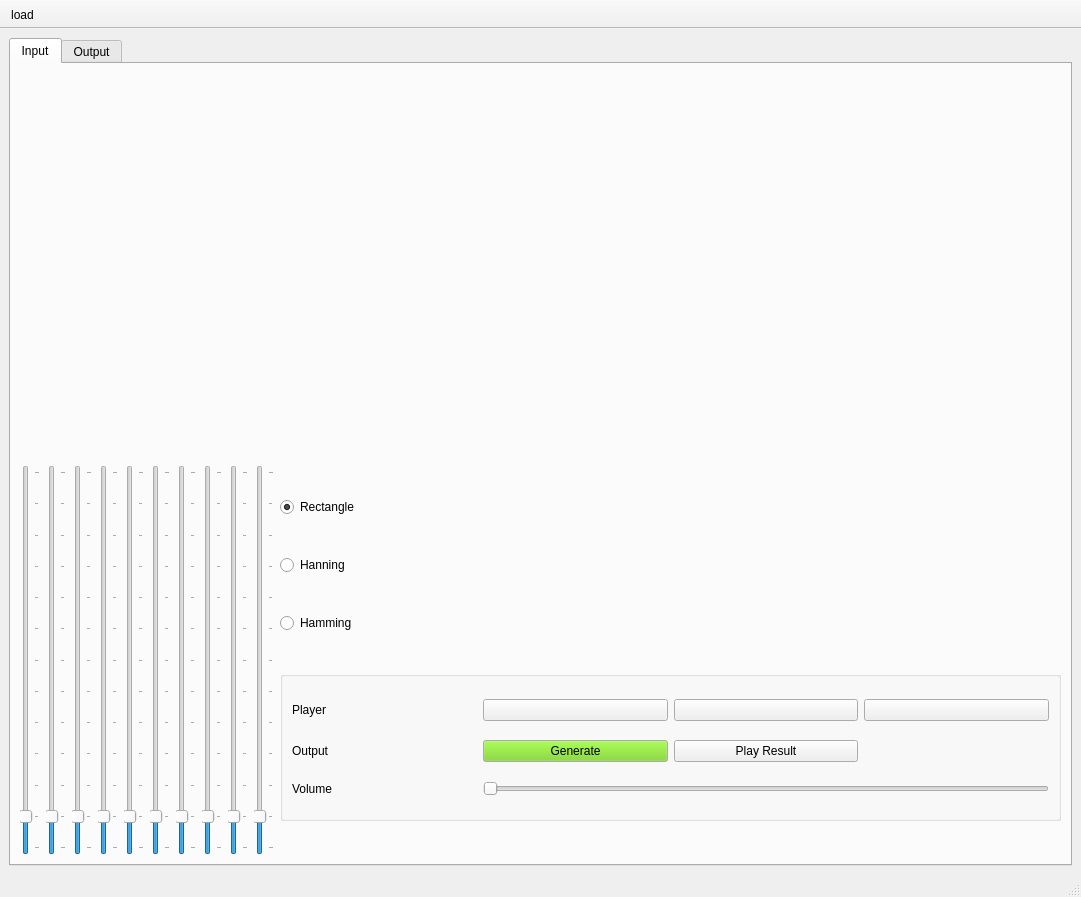
First picture: the form in Task2/testGUI.ui, repository Ahmad-Abdalmageed/DSP_tasks-, before the edit.
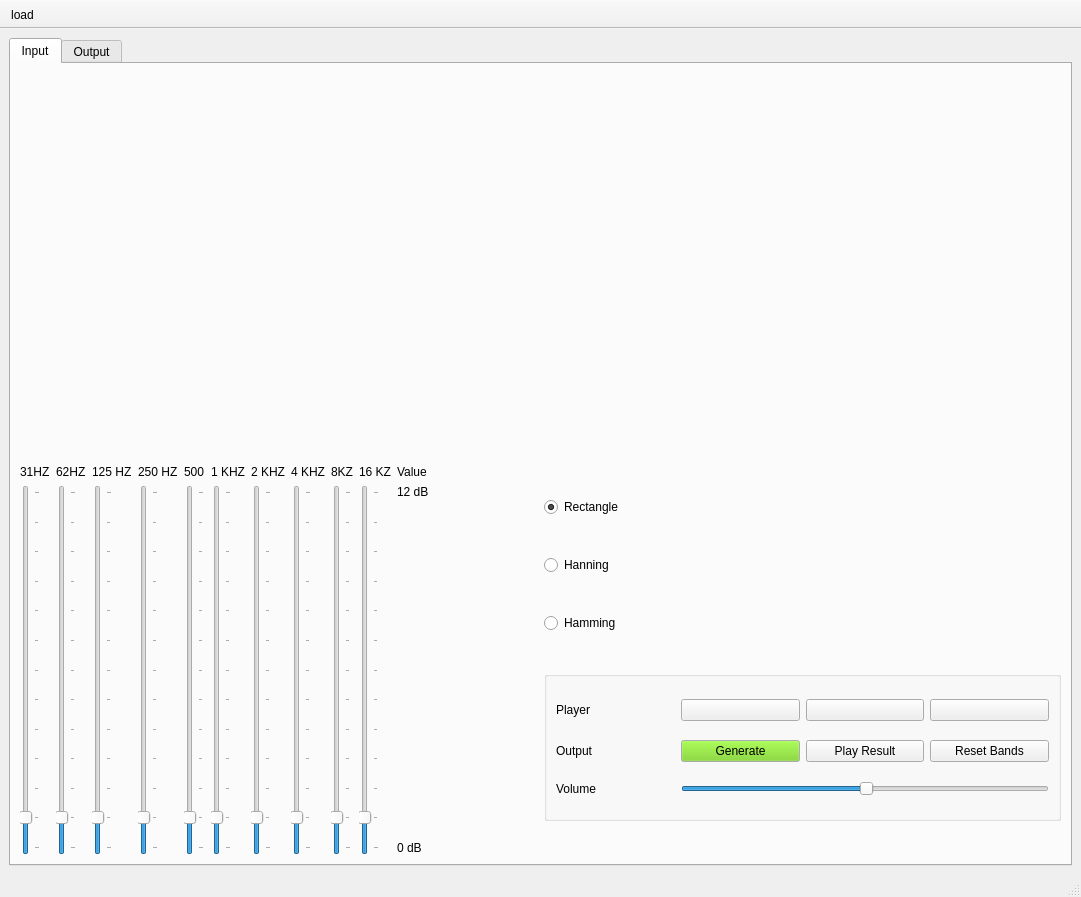
Second picture: the form after the edit. Icons and pictures are not drawn. Custom widgets are drawn as their Qt base class.

Commit message: added threads--beta and updated ui

Patch:
```diff
--- a/Task2/testGUI.ui
+++ b/Task2/testGUI.ui
@@ -59,9 +59,9 @@
        </attribute>
        <layout class="QGridLayout" name="gridLayout_4">
         <item row="2" column="0">
-         <layout class="QHBoxLayout" name="horizontalLayout_3">
-          <item>
-           <widget class="mySlider" name="verticalSlider">
+         <layout class="QGridLayout" name="gridLayout_5">
+          <item row="1" column="6">
+           <widget class="mySlider" name="verticalSlider_7">
             <property name="minimumSize">
              <size>
               <width>0</width>
@@ -80,6 +80,9 @@
             <property name="sliderPosition">
              <number>1</number>
             </property>
+            <property name="tracking">
+             <bool>true</bool>
+            </property>
             <property name="orientation">
              <enum>Qt::Vertical</enum>
             </property>
@@ -91,7 +94,14 @@
             </property>
            </widget>
           </item>
-          <item>
+          <item row="0" column="10">
+           <widget class="QLabel" name="label_14">
+            <property name="text">
+             <string>Value</string>
+            </property>
+           </widget>
+          </item>
+          <item row="1" column="1">
            <widget class="mySlider" name="verticalSlider_2">
             <property name="minimumSize">
              <size>
@@ -125,8 +135,8 @@
             </property>
            </widget>
           </item>
-          <item>
-           <widget class="mySlider" name="verticalSlider_3">
+          <item row="1" column="0">
+           <widget class="mySlider" name="verticalSlider">
             <property name="minimumSize">
              <size>
               <width>0</width>
@@ -145,9 +155,6 @@
             <property name="sliderPosition">
              <number>1</number>
             </property>
-            <property name="tracking">
-             <bool>true</bool>
-            </property>
             <property name="orientation">
              <enum>Qt::Vertical</enum>
             </property>
@@ -159,7 +166,7 @@
             </property>
            </widget>
           </item>
-          <item>
+          <item row="1" column="3">
            <widget class="mySlider" name="verticalSlider_4">
             <property name="minimumSize">
              <size>
@@ -193,109 +200,7 @@
             </property>
            </widget>
           </item>
-          <item>
-           <widget class="mySlider" name="verticalSlider_5">
-            <property name="minimumSize">
-             <size>
-              <width>0</width>
-              <height>0</height>
-             </size>
-            </property>
-            <property name="minimum">
-             <number>0</number>
-            </property>
-            <property name="maximum">
-             <number>12</number>
-            </property>
-            <property name="pageStep">
-             <number>1</number>
-            </property>
-            <property name="sliderPosition">
-             <number>1</number>
-            </property>
-            <property name="tracking">
-             <bool>true</bool>
-            </property>
-            <property name="orientation">
-             <enum>Qt::Vertical</enum>
-            </property>
-            <property name="tickPosition">
-             <enum>QSlider::TicksBelow</enum>
-            </property>
-            <property name="tickInterval">
-             <number>1</number>
-            </property>
-           </widget>
-          </item>
-          <item>
-           <widget class="mySlider" name="verticalSlider_6">
-            <property name="minimumSize">
-             <size>
-              <width>0</width>
-              <height>0</height>
-             </size>
-            </property>
-            <property name="minimum">
-             <number>0</number>
-            </property>
-            <property name="maximum">
-             <number>12</number>
-            </property>
-            <property name="pageStep">
-             <number>1</number>
-            </property>
-            <property name="sliderPosition">
-             <number>1</number>
-            </property>
-            <property name="tracking">
-             <bool>true</bool>
-            </property>
-            <property name="orientation">
-             <enum>Qt::Vertical</enum>
-            </property>
-            <property name="tickPosition">
-             <enum>QSlider::TicksBelow</enum>
-            </property>
-            <property name="tickInterval">
-             <number>1</number>
-            </property>
-           </widget>
-          </item>
-          <item>
-           <widget class="mySlider" name="verticalSlider_7">
-            <property name="minimumSize">
-             <size>
-              <width>0</width>
-              <height>0</height>
-             </size>
-            </property>
-            <property name="minimum">
-             <number>0</number>
-            </property>
-            <property name="maximum">
-             <number>12</number>
-            </property>
-            <property name="pageStep">
-             <number>1</number>
-            </property>
-            <property name="sliderPosition">
-             <number>1</number>
-            </property>
-            <property name="tracking">
-             <bool>true</bool>
-            </property>
-            <property name="orientation">
-             <enum>Qt::Vertical</enum>
-            </property>
-            <property name="tickPosition">
-             <enum>QSlider::TicksBelow</enum>
-            </property>
-            <property name="tickInterval">
-             <number>1</number>
-            </property>
-           </widget>
-          </item>
-          <item>
+          <item row="1" column="7">
            <widget class="mySlider" name="verticalSlider_8">
             <property name="minimumSize">
              <size>
@@ -329,7 +234,75 @@
             </property>
            </widget>
           </item>
-          <item>
+          <item row="1" column="5">
+           <widget class="mySlider" name="verticalSlider_6">
+            <property name="minimumSize">
+             <size>
+              <width>0</width>
+              <height>0</height>
+             </size>
+            </property>
+            <property name="minimum">
+             <number>0</number>
+            </property>
+            <property name="maximum">
+             <number>12</number>
+            </property>
+            <property name="pageStep">
+             <number>1</number>
+            </property>
+            <property name="sliderPosition">
+             <number>1</number>
+            </property>
+            <property name="tracking">
+             <bool>true</bool>
+            </property>
+            <property name="orientation">
+             <enum>Qt::Vertical</enum>
+            </property>
+            <property name="tickPosition">
+             <enum>QSlider::TicksBelow</enum>
+            </property>
+            <property name="tickInterval">
+             <number>1</number>
+            </property>
+           </widget>
+          </item>
+          <item row="1" column="2">
+           <widget class="mySlider" name="verticalSlider_3">
+            <property name="minimumSize">
+             <size>
+              <width>0</width>
+              <height>0</height>
+             </size>
+            </property>
+            <property name="minimum">
+             <number>0</number>
+            </property>
+            <property name="maximum">
+             <number>12</number>
+            </property>
+            <property name="pageStep">
+             <number>1</number>
+            </property>
+            <property name="sliderPosition">
+             <number>1</number>
+            </property>
+            <property name="tracking">
+             <bool>true</bool>
+            </property>
+            <property name="orientation">
+             <enum>Qt::Vertical</enum>
+            </property>
+            <property name="tickPosition">
+             <enum>QSlider::TicksBelow</enum>
+            </property>
+            <property name="tickInterval">
+             <number>1</number>
+            </property>
+           </widget>
+          </item>
+          <item row="1" column="8">
            <widget class="mySlider" name="verticalSlider_9">
             <property name="minimumSize">
              <size>
@@ -363,7 +336,14 @@
             </property>
            </widget>
           </item>
-          <item>
+          <item row="0" column="2">
+           <widget class="QLabel" name="label_6">
+            <property name="text">
+             <string>125 HZ</string>
+            </property>
+           </widget>
+          </item>
+          <item row="1" column="9">
            <widget class="mySlider" name="verticalSlider_10">
             <property name="minimumSize">
              <size>
@@ -397,6 +377,134 @@
             </property>
            </widget>
           </item>
+          <item row="0" column="9">
+           <widget class="QLabel" name="label_13">
+            <property name="text">
+             <string>16 KZ</string>
+            </property>
+           </widget>
+          </item>
+          <item row="1" column="4">
+           <widget class="mySlider" name="verticalSlider_5">
+            <property name="minimumSize">
+             <size>
+              <width>0</width>
+              <height>0</height>
+             </size>
+            </property>
+            <property name="minimum">
+             <number>0</number>
+            </property>
+            <property name="maximum">
+             <number>12</number>
+            </property>
+            <property name="pageStep">
+             <number>1</number>
+            </property>
+            <property name="sliderPosition">
+             <number>1</number>
+            </property>
+            <property name="tracking">
+             <bool>true</bool>
+            </property>
+            <property name="orientation">
+             <enum>Qt::Vertical</enum>
+            </property>
+            <property name="tickPosition">
+             <enum>QSlider::TicksBelow</enum>
+            </property>
+            <property name="tickInterval">
+             <number>1</number>
+            </property>
+           </widget>
+          </item>
+          <item row="0" column="3">
+           <widget class="QLabel" name="label_7">
+            <property name="text">
+             <string>250 HZ</string>
+            </property>
+           </widget>
+          </item>
+          <item row="0" column="4">
+           <widget class="QLabel" name="label_8">
+            <property name="text">
+             <string>500</string>
+            </property>
+           </widget>
+          </item>
+          <item row="0" column="7">
+           <widget class="QLabel" name="label_11">
+            <property name="text">
+             <string>4 KHZ</string>
+            </property>
+           </widget>
+          </item>
+          <item row="0" column="0">
+           <widget class="QLabel" name="label_5">
+            <property name="text">
+             <string>31HZ</string>
+            </property>
+           </widget>
+          </item>
+          <item row="0" column="6">
+           <widget class="QLabel" name="label_10">
+            <property name="text">
+             <string>2 KHZ</string>
+            </property>
+           </widget>
+          </item>
+          <item row="0" column="8">
+           <widget class="QLabel" name="label_12">
+            <property name="text">
+             <string>8KZ</string>
+            </property>
+           </widget>
+          </item>
+          <item row="0" column="5">
+           <widget class="QLabel" name="label_9">
+            <property name="text">
+             <string>1 KHZ</string>
+            </property>
+           </widget>
+          </item>
+          <item row="0" column="1">
+           <widget class="QLabel" name="label_4">
+            <property name="text">
+             <string>62HZ</string>
+            </property>
+           </widget>
+          </item>
+          <item row="1" column="10">
+           <layout class="QVBoxLayout" name="verticalLayout">
+            <item>
+             <widget class="QLabel" name="label_16">
+              <property name="text">
+               <string>12 dB</string>
+              </property>
+             </widget>
+            </item>
+            <item>
+             <spacer name="verticalSpacer">
+              <property name="orientation">
+               <enum>Qt::Vertical</enum>
+              </property>
+              <property name="sizeHint" stdset="0">
+               <size>
+                <width>20</width>
+                <height>40</height>
+               </size>
+              </property>
+             </spacer>
+            </item>
+            <item>
+             <widget class="QLabel" name="label_15">
+              <property name="text">
+               <string>0 dB</string>
+              </property>
+             </widget>
+            </item>
+           </layout>
+          </item>
          </layout>
         </item>
         <item row="2" column="1">
@@ -464,13 +572,6 @@
              <string/>
             </property>
             <layout class="QGridLayout" name="gridLayout_2">
-             <item row="2" column="0">
-              <widget class="QLabel" name="label_2">
-               <property name="text">
-                <string>Output</string>
-               </property>
-              </widget>
-             </item>
              <item row="0" column="0">
               <widget class="QLabel" name="label_3">
                <property name="text">
@@ -478,35 +579,6 @@
                </property>
               </widget>
              </item>
-             <item row="3" column="0">
-              <widget class="QLabel" name="label">
-               <property name="text">
-                <string>Volume</string>
-               </property>
-              </widget>
-             </item>
-             <item row="0" column="1">
-              <widget class="QPushButton" name="playButton">
-               <property name="text">
-                <string/>
-               </property>
-               <property name="icon">
-                <iconset>
-                 <normaloff>Icons/icons8-play-100.png</normaloff>Icons/icons8-play-100.png</iconset>
-               </property>
-              </widget>
-             </item>
-             <item row="0" column="2">
-              <widget class="QPushButton" name="pauseButton">
-               <property name="text">
-                <string/>
-               </property>
-               <property name="icon">
-                <iconset>
-                 <normaloff>Icons/icons8-pause-100.png</normaloff>Icons/icons8-pause-100.png</iconset>
-               </property>
-              </widget>
-             </item>
              <item row="0" column="3">
               <widget class="QPushButton" name="stopButton">
                <property name="text">
@@ -574,6 +646,20 @@
                </property>
               </widget>
              </item>
+             <item row="3" column="0">
+              <widget class="QLabel" name="label">
+               <property name="text">
+                <string>Volume</string>
+               </property>
+              </widget>
+             </item>
+             <item row="2" column="0">
+              <widget class="QLabel" name="label_2">
+               <property name="text">
+                <string>Output</string>
+               </property>
+              </widget>
+             </item>
              <item row="2" column="2">
               <widget class="QPushButton" name="playResult">
                <property name="text">
@@ -587,11 +673,43 @@
              </item>
              <item row="3" column="1" colspan="3">
               <widget class="QSlider" name="horizontalSlider">
+               <property name="sliderPosition">
+                <number>50</number>
+               </property>
                <property name="orientation">
                 <enum>Qt::Horizontal</enum>
                </property>
               </widget>
              </item>
+             <item row="0" column="2">
+              <widget class="QPushButton" name="pauseButton">
+               <property name="text">
+                <string/>
+               </property>
+               <property name="icon">
+                <iconset>
+                 <normaloff>Icons/icons8-pause-100.png</normaloff>Icons/icons8-pause-100.png</iconset>
+               </property>
+              </widget>
+             </item>
+             <item row="0" column="1">
+              <widget class="QPushButton" name="playButton">
+               <property name="text">
+                <string/>
+               </property>
+               <property name="icon">
+                <iconset>
+                 <normaloff>Icons/icons8-play-100.png</normaloff>Icons/icons8-play-100.png</iconset>
+               </property>
+              </widget>
+             </item>
+             <item row="2" column="3">
+              <widget class="QPushButton" name="pushButton">
+               <property name="text">
+                <string>Reset Bands</string>
+               </property>
+              </widget>
+             </item>
             </layout>
            </widget>
           </item>
```
The commit also changes 4 other files.
